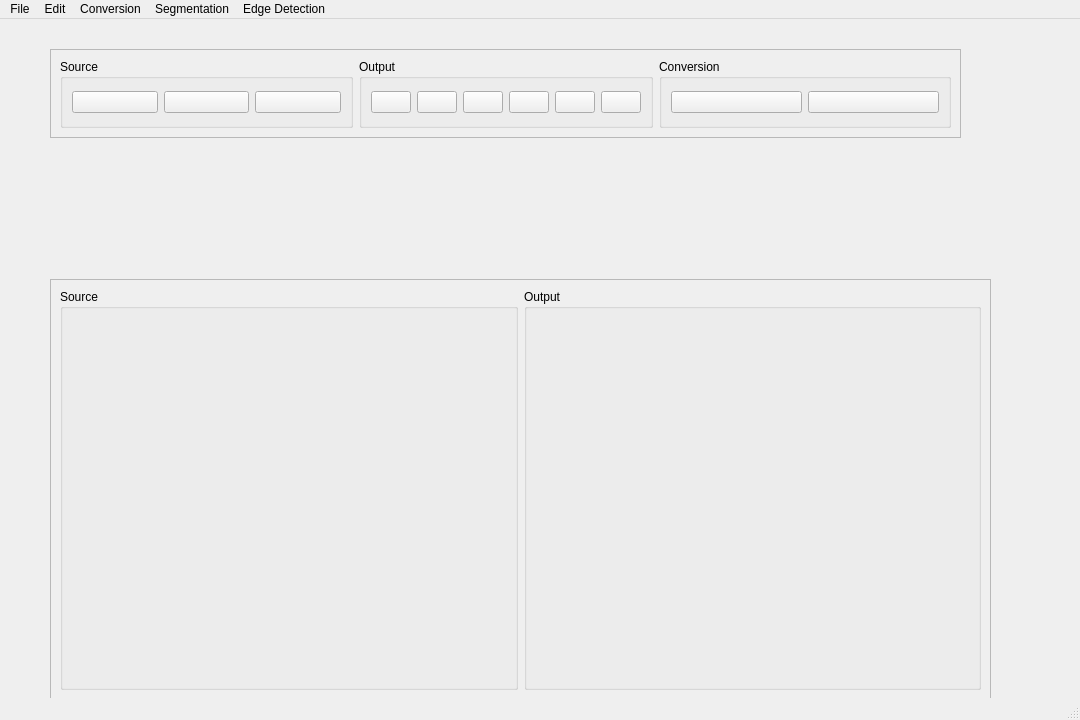
Qt form pyqtUI_design.ui (UmutDeniz26/Image-Processing-PyQt5-UI) before a commit.
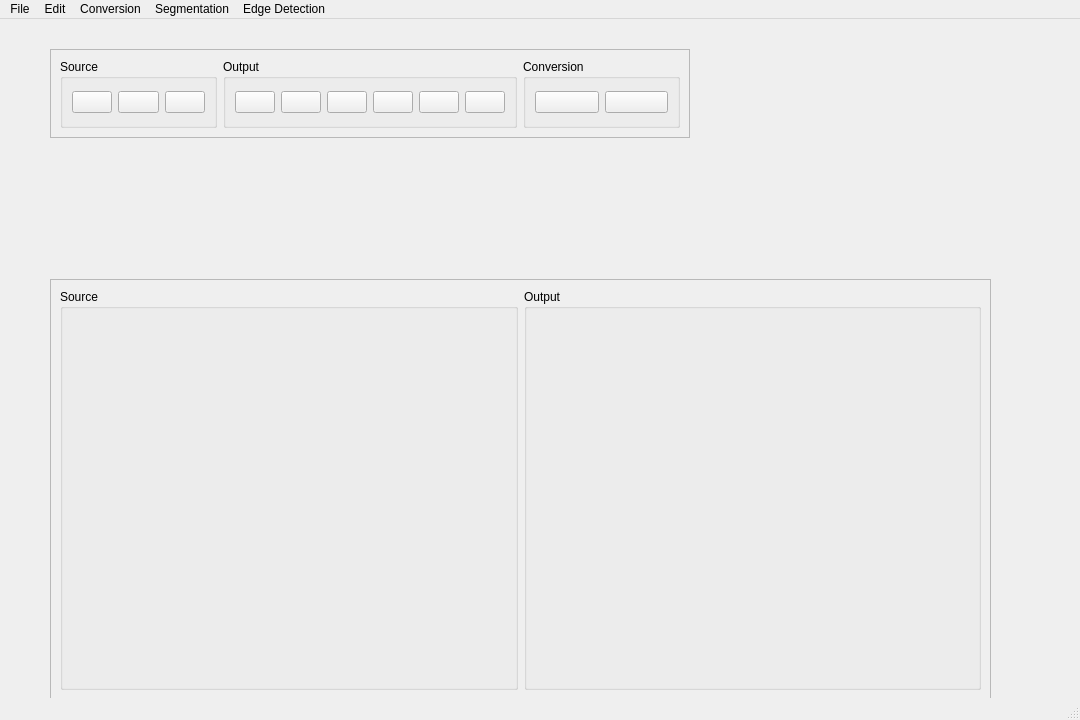
The same form after that commit. Icons and pictures are not drawn.

Commit message: Refactor Image class and UI for improved usability and maintainability

```diff
--- a/pyqtUI_design.ui
+++ b/pyqtUI_design.ui
@@ -34,7 +34,7 @@
      <rect>
       <x>50</x>
       <y>30</y>
-      <width>911</width>
+      <width>640</width>
       <height>89</height>
      </rect>
     </property>
```
Left out of the diff: 11 changed lines with no effect on the pictures. The commit also changes 4 other files.
